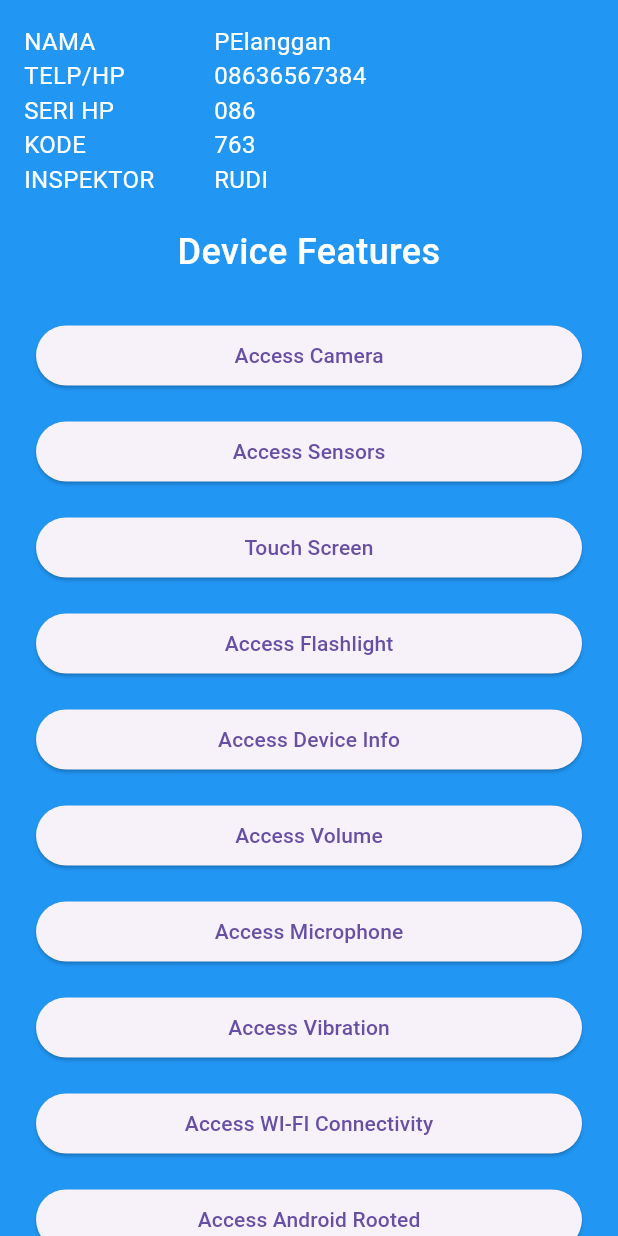
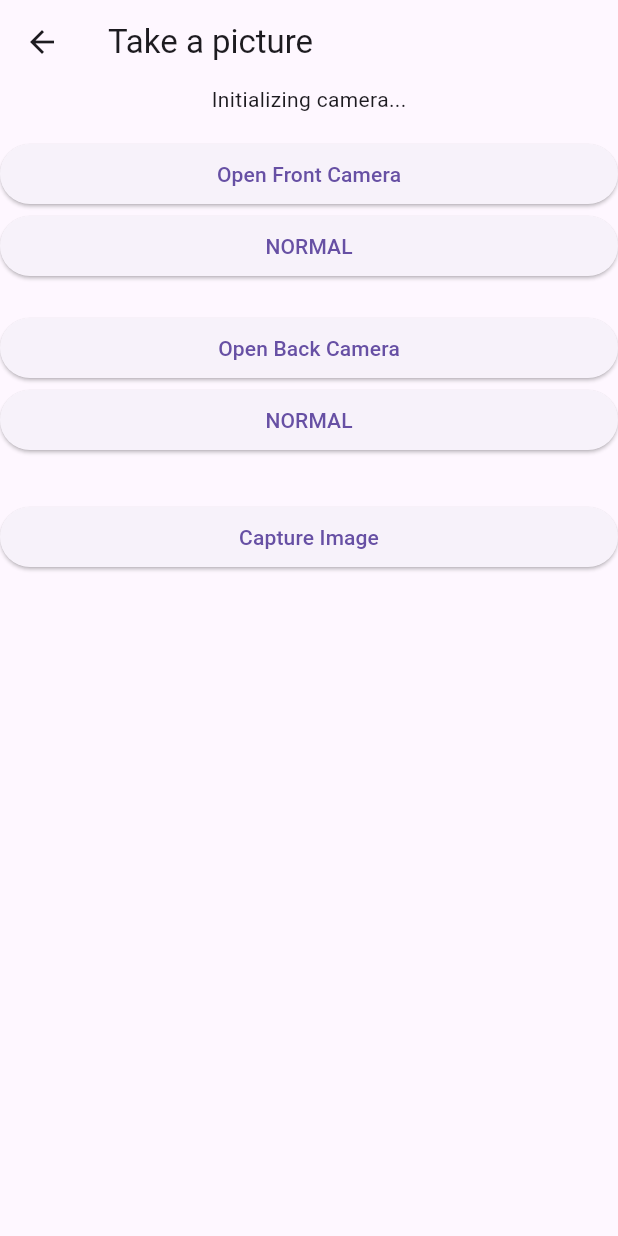
Before and after one commit to amiqyolo/gitss, a Flutter app: the MenusInspectionView screen opened by its route, after a tap on "Access Camera", on a phone screen of 412 x 824 dp. Run offline on Flutter 3.47's test engine with Material 3 defaults, Android fonts, the phone set to English and light mode, and no system bars; our stand-ins replace camera, flutter_svg, get.

Commit message:
create & implement camera feature

```diff
--- /dev/null
+++ b/lib/app/modules/camera_feature/bindings/camera_feature_binding.dart
@@ -0,0 +1,12 @@
+import 'package:get/get.dart';
+
+import '../controllers/camera_feature_controller.dart';
+
+class CameraFeatureBinding extends Bindings {
+  @override
+  void dependencies() {
+    Get.lazyPut<CameraFeatureController>(
+      () => CameraFeatureController(),
+    );
+  }
+}
--- /dev/null
+++ b/lib/app/modules/camera_feature/controllers/camera_feature_controller.dart
@@ -0,0 +1,84 @@
+import 'dart:io';
+
+import 'package:camera/camera.dart';
+import 'package:get/get.dart';
+import 'package:path_provider/path_provider.dart';
+
+class CameraFeatureController extends GetxController {
+  CameraController? cameraController;
+  final RxBool isFrontCameraSupported = false.obs;
+  final RxBool isBackCameraSupported = false.obs;
+  final isCameraInitialized = false.obs;
+  final RxnString capturedImagePath = RxnString();
+
+  Future<void> _checkCameraSupport() async {
+    final cameras = await availableCameras();
+
+    isFrontCameraSupported.value = cameras
+        .any((camera) => camera.lensDirection == CameraLensDirection.front);
+    isBackCameraSupported.value = cameras
+        .any((camera) => camera.lensDirection == CameraLensDirection.back);
+  }
+
+  Future<void> initializeCamera(CameraLensDirection lensDirection) async {
+    // Dispose old controller safely
+    if (cameraController != null) {
+      await cameraController?.dispose();
+      cameraController = null;
+    }
+
+    final cameras = await availableCameras();
+    final camera = cameras.firstWhere(
+          (camera) => camera.lensDirection == lensDirection,
+      orElse: () => throw Exception('No camera found'),
+    );
+
+    cameraController = CameraController(camera, ResolutionPreset.medium);
+    try {
+      await cameraController!.initialize();
+      isCameraInitialized.value = true; // Update reaktif
+      capturedImagePath.value = null; // Reset captured image path
+    } catch (e) {
+      isCameraInitialized.value = false; // Update reaktif
+      Get.snackbar('Error', 'Failed to initialize camera: $e');
+    }
+  }
+
+  Future<void> takePicture() async {
+    if (cameraController == null || !cameraController!.value.isInitialized) {
+      return;
+    }
+
+    final Directory directory = await getApplicationDocumentsDirectory();
+    final String imagePath =
+        '${directory.path}/captured_image_${DateTime.now().millisecondsSinceEpoch}.jpg';
+
+    try {
+      final XFile? file = await cameraController?.takePicture();
+      await file?.saveTo(imagePath);
+
+      capturedImagePath.value = imagePath;
+
+      Get.snackbar('Success', 'Image saved to $imagePath');
+    } catch (e) {
+      Get.snackbar('Error', 'Failed to capture image: $e');
+    }
+  }
+
+  @override
+  void onInit() {
+    super.onInit();
+    _checkCameraSupport();
+  }
+
+  @override
+  void onReady() {
+    super.onReady();
+  }
+
+  @override
+  void onClose() {
+    cameraController?.dispose();
+    super.onClose();
+  }
+}
--- /dev/null
+++ b/lib/app/modules/camera_feature/views/camera_feature_view.dart
@@ -0,0 +1,57 @@
+import 'dart:io';
+
+import 'package:camera/camera.dart';
+import 'package:flutter/material.dart';
+
+import 'package:get/get.dart';
+
+import '../../widgets/camera_preview_widget.dart';
+import '../../widgets/captured_image.dart';
+import '../controllers/camera_feature_controller.dart';
+
+class CameraFeatureView extends GetView<CameraFeatureController> {
+  const CameraFeatureView({super.key});
+  @override
+  Widget build(BuildContext context) {
+    return Scaffold(
+      appBar: AppBar(
+        title: const Text('Take a picture'),
+      ),
+      body: ListView(
+        children: [
+          CameraPreviewWidget(controller: controller),
+          CapturedImage(controller: controller),
+          const SizedBox(height: 16),
+          ElevatedButton(
+            onPressed: () => controller.initializeCamera(CameraLensDirection.front),
+            child: const Text('Open Front Camera'),
+          ),
+          Obx(() => ElevatedButton(
+            onPressed: () => Get.snackbar(
+              'KAMERA DEPAN',
+              controller.isFrontCameraSupported.value ? 'NORMAL' : 'TIDAK NORMAL',
+            ),
+            child: Text(controller.isFrontCameraSupported.value ? 'NORMAL' : 'TIDAK NORMAL'),
+          )),
+          const SizedBox(height: 20),
+          ElevatedButton(
+            onPressed: () => controller.initializeCamera(CameraLensDirection.back),
+            child: const Text('Open Back Camera'),
+          ),
+          Obx(() => ElevatedButton(
+            onPressed: () => Get.snackbar(
+              'KAMERA BELAKANG',
+              controller.isBackCameraSupported.value ? 'NORMAL' : 'TIDAK NORMAL',
+            ),
+            child: Text(controller.isBackCameraSupported.value ? 'NORMAL' : 'TIDAK NORMAL'),
+          )),
+          const SizedBox(height: 30),
+          ElevatedButton(
+            onPressed: () => controller.takePicture(),
+            child: const Text('Capture Image'),
+          ),
+        ],
+      ),
+    );
+  }
+}
--- a/lib/app/modules/menus_inspection/views/menus_inspection_view.dart
+++ b/lib/app/modules/menus_inspection/views/menus_inspection_view.dart
@@ -1,12 +1,14 @@
 import 'package:flutter/material.dart';
-
 import 'package:get/get.dart';
+import 'package:gitss/app/modules/camera_feature/views/camera_feature_view.dart';
+import 'package:gitss/app/routes/app_pages.dart';
 
 import '../../widgets/feature_button.dart';
 import '../controllers/menus_inspection_controller.dart';
 
 class MenusInspectionView extends GetView<MenusInspectionController> {
   const MenusInspectionView({super.key});
+
   @override
   Widget build(BuildContext context) {
     return Scaffold(
@@ -159,7 +161,7 @@ class MenusInspectionView extends GetView<MenusInspectionController> {
                     const SizedBox(height: 20.0),
                     FeatureButton(
                       label: 'Access Camera',
-                      onTap: () => Get.to(() => const MenusInspectionView()),
+                      onTap: () => Get.toNamed(Routes.CAMERA_FEATURE),
                     ),
                     FeatureButton(
                       label: 'Access Sensors',
--- /dev/null
+++ b/lib/app/modules/widgets/camera_preview_widget.dart
@@ -0,0 +1,25 @@
+import 'package:camera/camera.dart';
+import 'package:flutter/material.dart';
+import 'package:get/get_state_manager/src/rx_flutter/rx_obx_widget.dart';
+
+import '../camera_feature/controllers/camera_feature_controller.dart';
+
+class CameraPreviewWidget extends StatelessWidget {
+  final CameraFeatureController controller;
+
+  const CameraPreviewWidget({Key? key, required this.controller}) : super(key: key);
+
+  @override
+  Widget build(BuildContext context) {
+    return Obx(() {
+      if (controller.isCameraInitialized.value) {
+        return AspectRatio(
+          aspectRatio: controller.cameraController!.value.aspectRatio,
+          child: CameraPreview(controller.cameraController!),
+        );
+      } else {
+        return const Center(child: Text('Initializing camera...'));
+      }
+    });
+  }
+}
--- /dev/null
+++ b/lib/app/modules/widgets/captured_image.dart
@@ -0,0 +1,27 @@
+import 'dart:io';
+
+import 'package:flutter/material.dart';
+import 'package:get/get_state_manager/src/rx_flutter/rx_obx_widget.dart';
+
+import '../camera_feature/controllers/camera_feature_controller.dart';
+
+class CapturedImage extends StatelessWidget {
+  final CameraFeatureController controller;
+
+  const CapturedImage({Key? key, required this.controller}) : super(key: key);
+
+  @override
+  Widget build(BuildContext context) {
+    return Obx(() {
+      final imagePath = controller.capturedImagePath.value;
+      if (imagePath != null) {
+        return Padding(
+          padding: const EdgeInsets.all(8.0),
+          child: Image.file(File(imagePath)),
+        );
+      } else {
+        return const SizedBox.shrink();
+      }
+    });
+  }
+}
--- a/lib/app/routes/app_pages.dart
+++ b/lib/app/routes/app_pages.dart
@@ -1,5 +1,7 @@
 import 'package:get/get.dart';
 
+import '../modules/camera_feature/bindings/camera_feature_binding.dart';
+import '../modules/camera_feature/views/camera_feature_view.dart';
 import '../modules/change_password/bindings/change_password_binding.dart';
 import '../modules/change_password/views/change_password_view.dart';
 import '../modules/change_password_success/bindings/change_password_success_binding.dart';
@@ -100,5 +102,10 @@ class AppPages {
       page: () => const MenusInspectionView(),
       binding: MenusInspectionBinding(),
     ),
+    GetPage(
+      name: _Paths.CAMERA_FEATURE,
+      page: () => const CameraFeatureView(),
+      binding: CameraFeatureBinding(),
+    ),
   ];
 }
--- a/lib/app/routes/app_routes.dart
+++ b/lib/app/routes/app_routes.dart
@@ -16,6 +16,7 @@ abstract class Routes {
   static const INSPECTION_RESULT = _Paths.INSPECTION_RESULT;
   static const INPUT_INSPECTION = _Paths.INPUT_INSPECTION;
   static const MENUS_INSPECTION = _Paths.MENUS_INSPECTION;
+  static const CAMERA_FEATURE = _Paths.CAMERA_FEATURE;
 }
 
 abstract class _Paths {
@@ -33,4 +34,5 @@ abstract class _Paths {
   static const INSPECTION_RESULT = '/inspection-result';
   static const INPUT_INSPECTION = '/input-inspection';
   static const MENUS_INSPECTION = '/menus-inspection';
+  static const CAMERA_FEATURE = '/camera-feature';
 }
```
